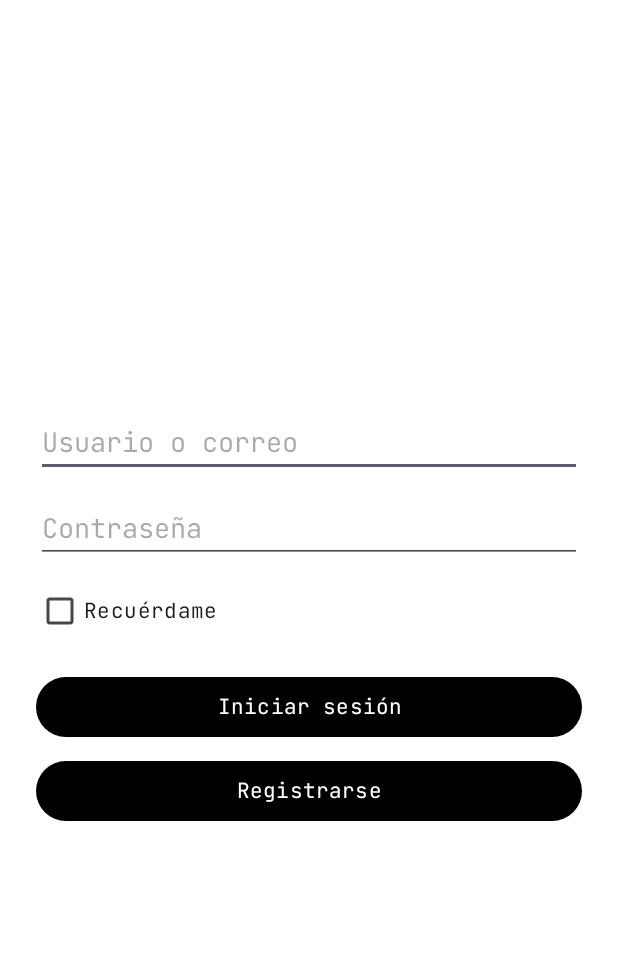
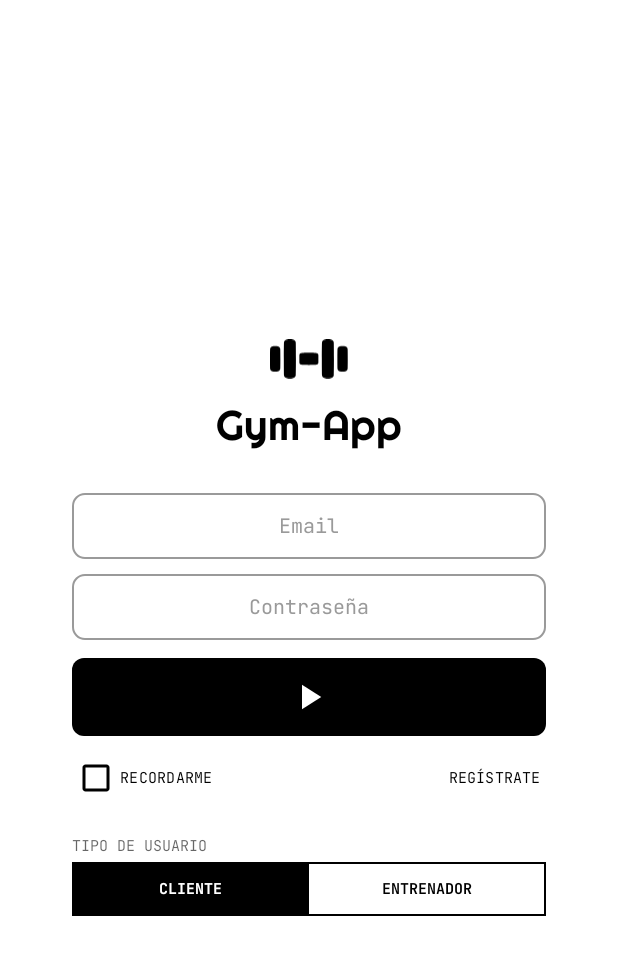
Before and after one commit to DaniBDaw/GymAppMobile, an Android app: the LoginFragment screen opened directly, with no data from a screen before it, on a phone screen of 412 x 824 dp. Shown: the top 955 px of the screen. Run offline under Robolectric (Android 15) with nearby library versions, the phone set to English and light mode, and no system bars; our stand-ins replace Room's generated code; 5 statements that could not run were skipped.

Commit message:
Login: Diseño y selector de tipo de usuario

```diff
--- a/GymApp2/app/src/main/java/es/elorrieta/app/gym_app/ui/LoginFragment.kt
+++ b/GymApp2/app/src/main/java/es/elorrieta/app/gym_app/ui/LoginFragment.kt
@@ -6,6 +6,8 @@
 // =====================================================================
 package es.elorrieta.app.gym_app.ui
 
+import android.widget.TextView
+import androidx.core.content.ContextCompat
 import android.os.Bundle
 import android.view.LayoutInflater
 import android.view.View
@@ -44,6 +46,25 @@ class LoginFragment : Fragment() {
         val cbRecordar = view.findViewById<CheckBox>(R.id.cbRecordar)
         val btnLogin = view.findViewById<Button>(R.id.btnLogin)
         val btnRegistro = view.findViewById<Button>(R.id.btnRegistro)
+
+        // Selector de tipo de usuario (Cliente / Entrenador)
+        val btnTipoCliente = view.findViewById<TextView>(R.id.btnTipoCliente)
+        val btnTipoEntrenador = view.findViewById<TextView>(R.id.btnTipoEntrenador)
+        var esEntrenador = false
+
+        btnTipoCliente.setOnClickListener(object : View.OnClickListener {
+            override fun onClick(v: View) {
+                esEntrenador = false
+                marcarTipo(btnTipoCliente, btnTipoEntrenador)
+            }
+        })
+
+        btnTipoEntrenador.setOnClickListener(object : View.OnClickListener {
+            override fun onClick(v: View) {
+                esEntrenador = true
+                marcarTipo(btnTipoEntrenador, btnTipoCliente)
+            }
+        })
 
         val usuarioDao = AppDatabase.getDatabase(requireContext()).usuarioDao()
         val prefs = PrefsManager(requireContext())
@@ -124,6 +145,12 @@ class LoginFragment : Fragment() {
                 val usuario = usuarioDao.getUserByMail(email)
 
                 if (usuario != null && usuario.contra == password) {
+                    // El tipo elegido tiene que coincidir con el de la BD
+                    if (usuario.isEntrenador != esEntrenador) {
+                        Toast.makeText(requireContext(), getString(R.string.error_tipo_usuario), Toast.LENGTH_SHORT).show()
+                        return@launch
+                    }
+
                     prefs.guardarSesionActual(usuario.mail)
                     Ajustes.guardarIdUsuario(requireContext(), usuario.id)
 
@@ -151,4 +178,12 @@ class LoginFragment : Fragment() {
 
         return view
     }
+
+    // Pone en negro la opción elegida y la otra sin fondo
+    private fun marcarTipo(elegida: TextView, otra: TextView) {
+        elegida.setBackgroundResource(R.drawable.fondo_opcion_activa)
+        elegida.setTextColor(ContextCompat.getColor(requireContext(), R.color.boton_principal_texto))
+        otra.background = null
+        otra.setTextColor(ContextCompat.getColor(requireContext(), R.color.texto_principal))
+    }
 }
--- /dev/null
+++ b/GymApp2/app/src/main/res/drawable/ic_play.xml
@@ -0,0 +1,9 @@
+<vector xmlns:android="http://schemas.android.com/apk/res/android"
+    android:width="24dp"
+    android:height="24dp"
+    android:viewportWidth="24"
+    android:viewportHeight="24">
+    <path
+        android:fillColor="#000000"
+        android:pathData="M8,5v14l11,-7z" />
+</vector>
--- a/GymApp2/app/src/main/res/layout/activity_login.xml
+++ b/GymApp2/app/src/main/res/layout/activity_login.xml
@@ -1,47 +1,142 @@
 <?xml version="1.0" encoding="utf-8"?>
-<LinearLayout xmlns:android="http://schemas.android.com/apk/res/android"
+<ScrollView xmlns:android="http://schemas.android.com/apk/res/android"
+    xmlns:app="http://schemas.android.com/apk/res-auto"
     android:layout_width="match_parent"
     android:layout_height="match_parent"
+    android:background="@color/fondo_pantalla"
+    android:fillViewport="true">
+
+    <LinearLayout
+        android:layout_width="match_parent"
+        android:layout_height="wrap_content"
+        android:gravity="center"
         android:orientation="vertical"
-    android:padding="24dp"
-    android:gravity="center">
+        android:paddingStart="48dp"
+        android:paddingEnd="48dp">
 
+        <!-- Logo + nombre -->
+        <ImageView
+            android:layout_width="52dp"
+            android:layout_height="52dp"
+            android:contentDescription="@string/desc_logo"
+            android:src="@drawable/logo_gymapp"
+            app:tint="@color/texto_principal" />
+
+        <TextView
+            android:layout_width="wrap_content"
+            android:layout_height="wrap_content"
+            android:fontFamily="@font/righteous"
+            android:text="@string/app_name"
+            android:textColor="@color/texto_principal"
+            android:textSize="28sp"
+            app:fontFamily="@font/righteous" />
+
+        <!-- Email -->
         <EditText
             android:id="@+id/etUsuario"
+            style="@style/Input"
             android:layout_width="match_parent"
             android:layout_height="wrap_content"
-        android:hint="Usuario o correo"
-        android:inputType="textEmailAddress" />
+            android:layout_marginTop="28dp"
+            android:gravity="center"
+            android:hint="@string/registro_email"
+            android:inputType="textEmailAddress"
+            android:minHeight="44dp"
+            android:textSize="13sp" />
 
+        <!-- Contraseña -->
         <EditText
             android:id="@+id/etPassword"
+            style="@style/Input"
             android:layout_width="match_parent"
             android:layout_height="wrap_content"
-        android:hint="Contraseña"
+            android:layout_marginTop="10dp"
+            android:gravity="center"
+            android:hint="@string/login_password"
             android:inputType="textPassword"
-        android:layout_marginTop="12dp" />
+            android:minHeight="44dp"
+            android:textSize="13sp" />
+
+        <!-- Entrar (solo icono ▶) -->
+        <Button
+            android:id="@+id/btnLogin"
+            style="@style/Boton.Negro"
+            android:layout_width="match_parent"
+            android:layout_height="wrap_content"
+            android:layout_marginTop="12dp"
+            android:contentDescription="@string/login_entrar"
+            android:text=""
+            app:icon="@drawable/ic_play"
+            app:iconGravity="textStart"
+            app:iconPadding="0dp"
+            app:iconSize="28dp"
+            app:iconTint="@color/boton_principal_texto" />
+
+        <!-- Recuérdame (izquierda) y Registrarse (derecha) -->
+        <LinearLayout
+            android:layout_width="match_parent"
+            android:layout_height="wrap_content"
+            android:layout_marginTop="4dp"
+            android:gravity="center_vertical"
+            android:orientation="horizontal">
 
             <CheckBox
                 android:id="@+id/cbRecordar"
                 android:layout_width="wrap_content"
                 android:layout_height="wrap_content"
-        android:text="Recuérdame"
-        android:layout_gravity="start"
-        android:layout_marginTop="8dp" />
+                android:text="@string/login_recordar"
+                android:textAllCaps="true"
+                android:textColor="@color/texto_principal"
+                android:textSize="10sp"
+                app:buttonTint="@color/texto_principal" />
 
-    <Button
-        android:id="@+id/btnLogin"
-        android:layout_width="match_parent"
-        android:layout_height="wrap_content"
-        android:layout_marginTop="16dp"
-        android:text="Iniciar sesión" />
+            <View
+                android:layout_width="0dp"
+                android:layout_height="1dp"
+                android:layout_weight="1" />
 
             <Button
                 android:id="@+id/btnRegistro"
+                style="@style/Widget.Material3.Button.TextButton"
+                android:layout_width="wrap_content"
+                android:layout_height="wrap_content"
+                android:minWidth="0dp"
+                android:paddingStart="4dp"
+                android:paddingEnd="4dp"
+                android:text="@string/login_registrarse"
+                android:textAllCaps="true"
+                android:textColor="@color/texto_principal"
+                android:textSize="10sp" />
+        </LinearLayout>
+
+        <!-- Tipo de usuario -->
+        <TextView
+            style="@style/Etiqueta"
+            android:layout_width="wrap_content"
+            android:layout_height="wrap_content"
+            android:layout_gravity="start"
+            android:text="@string/login_tipo_usuario" />
+
+        <LinearLayout
             android:layout_width="match_parent"
-        android:layout_height="wrap_content"
-        android:layout_marginTop="8dp"
-        android:text="Registrarse" />
+            android:layout_height="36dp"
+            android:background="@drawable/fondo_selector"
+            android:orientation="horizontal">
 
+            <TextView
+                android:id="@+id/btnTipoCliente"
+                style="@style/OpcionSelector"
+                android:background="@drawable/fondo_opcion_activa"
+                android:text="@string/tipo_cliente"
+                android:textColor="@color/boton_principal_texto"
+                android:textSize="10sp" />
+
+            <TextView
+                android:id="@+id/btnTipoEntrenador"
+                style="@style/OpcionSelector"
+                android:text="@string/tipo_entrenador"
+                android:textSize="10sp" />
+        </LinearLayout>
 
     </LinearLayout>
+</ScrollView>
--- a/GymApp2/app/src/main/res/values/strings.xml
+++ b/GymApp2/app/src/main/res/values/strings.xml
@@ -159,4 +159,7 @@
     <!-- Descripciones de imágenes (accesibilidad) -->
     <string name="desc_logo">Logo de GymApp</string>
     <string name="desc_foto_perfil">Foto de perfil</string>
+
+    <!-- Tipo de Usuario Incorrecto -->
+    <string name="error_tipo_usuario">Tipo de usuario incorrecto</string>
 </resources>
```
Also changed, not shown: 2 other files. Lines whose indentation alone changed are shown as unchanged.
